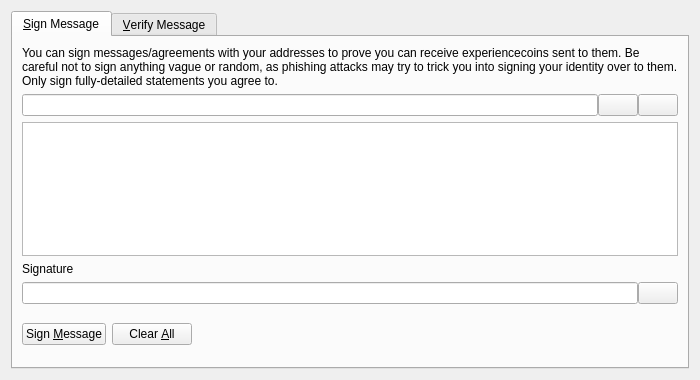
Old version of the form src/qt/forms/signverifymessagedialog.ui in the repository experiencecoin/experiencecoin_legacy.
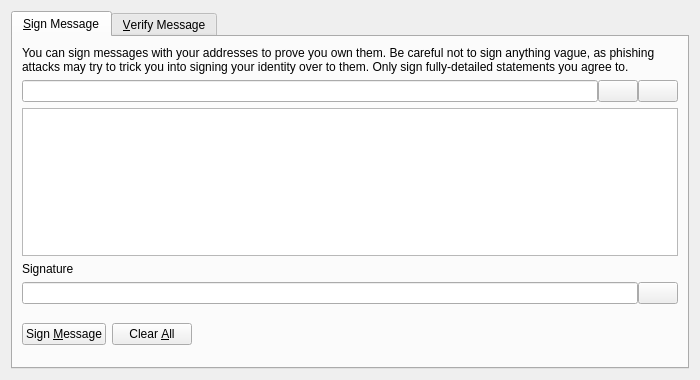
New version of the form. Icons and pictures are not drawn. Custom widgets are drawn as their Qt base class.

Diff of the .ui file:
```diff
--- a/src/qt/forms/signverifymessagedialog.ui
+++ b/src/qt/forms/signverifymessagedialog.ui
@@ -30,7 +30,7 @@
        <item>
         <widget class="QLabel" name="infoLabel_SM">
          <property name="text">
-          <string>You can sign messages/agreements with your addresses to prove you can receive experiencecoins sent to them. Be careful not to sign anything vague or random, as phishing attacks may try to trick you into signing your identity over to them. Only sign fully-detailed statements you agree to.</string>
+          <string>You can sign messages with your addresses to prove you own them. Be careful not to sign anything vague, as phishing attacks may try to trick you into signing your identity over to them. Only sign fully-detailed statements you agree to.</string>
          </property>
          <property name="textFormat">
           <enum>Qt::PlainText</enum>
```
Left out of the diff: 9 changed lines with no effect on the pictures.
